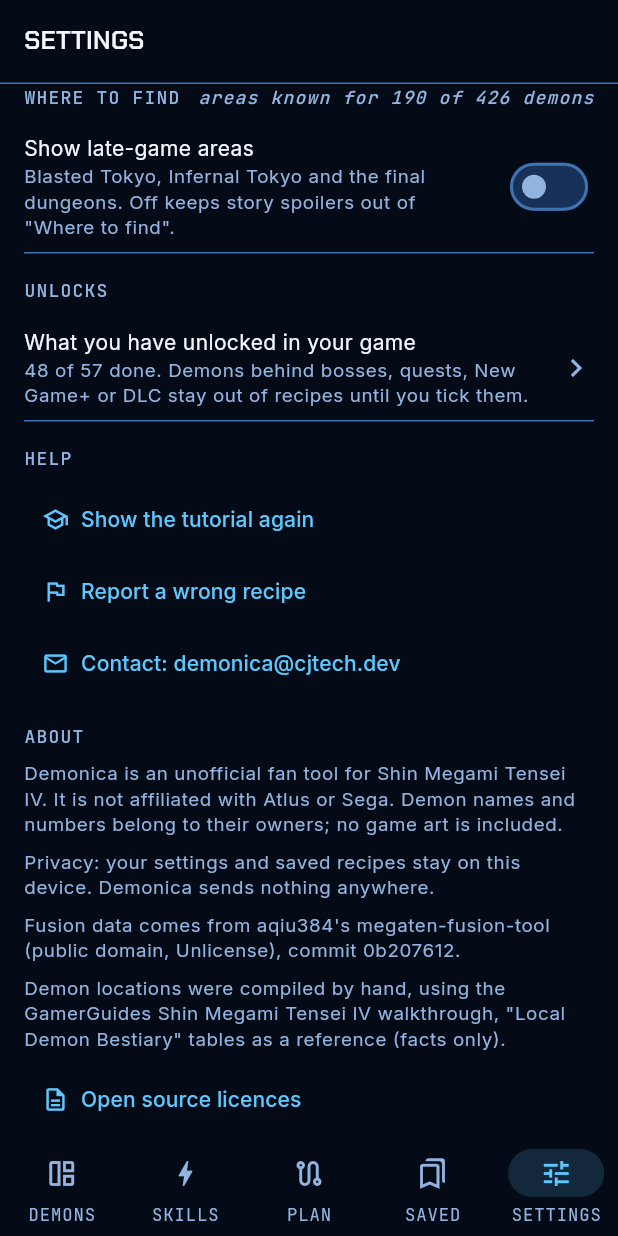
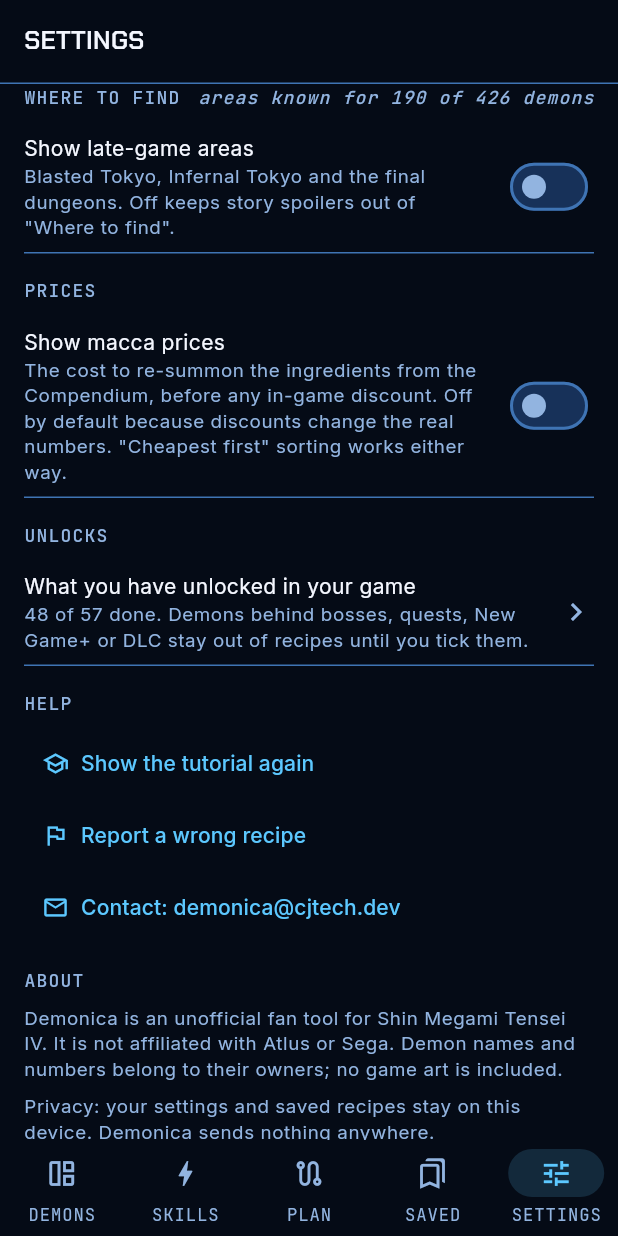
Before and after one commit to ctorres345/Demonica, a Flutter app: the SettingsScreen screen opened by its route, scrolled down 576 dp, on a phone screen of 412 x 824 dp. Run offline on Flutter 3.47's test engine with Material 3 defaults, Android fonts, the phone set to English and light mode, and no system bars; our stand-ins replace file_picker, flutter_riverpod, go_router, shared_preferences; accounts and stored records are empty.

Commit message:
DEM-22: Hide macca prices unless "Show macca prices" is on
In-game discounts change the real cost, so the ¥ numbers are off by
default. The new switch in Settings > Prices shows them again (recipe
rows, demon page, Used in, Plan options and steps, Saved). "Cheapest
first" sorting is unchanged, because discounts keep the order.

Co-Authored-By: Claude Fable 5.1 <noreply@anthropic.com>
Claude-Session: https://claude.ai/code/session_01GFC3SijDRwY2wRTigF1j66

```diff
--- a/lib/features/recipes/recipe_row.dart
+++ b/lib/features/recipes/recipe_row.dart
@@ -110,7 +110,7 @@ class RecipeRow extends ConsumerWidget {
             Expanded(child: Text.rich(TextSpan(children: spans))),
             const SizedBox(width: 8),
             if (kindTag != null) ...[kindTag, const SizedBox(width: 8)],
-            Text(macca(cost), style: context.tt.labelMedium),
+            if (ref.watch(showPricesProvider)) Text(macca(cost), style: context.tt.labelMedium),
             ?trailing,
           ],
         ),
--- a/lib/features/recipes/recipe_tree_screen.dart
+++ b/lib/features/recipes/recipe_tree_screen.dart
@@ -99,8 +99,7 @@ class RecipeTreeScreen extends ConsumerWidget {
                 Text(
                   'Tap a recipe to expand its ingredients. Tap an ingredient to expand its own recipes. '
                   'Only one recipe per demon stays open, so what you see is one fusion path: '
-                  'save it with the bookmark button at the top. '
-                  'Costs are the macca to re-summon both ingredients from the Compendium.',
+                  'save it with the bookmark button at the top.',
                   style: context.tt.bodySmall,
                 ),
               ],
@@ -126,7 +125,7 @@ class RecipeTreeScreen extends ConsumerWidget {
     ref.read(savedProvider.notifier).add(entry);
     final what = steps.length == 1
         ? 'Saved this recipe for ${demon.name}'
-        : 'Saved a ${steps.length}-step plan for ${demon.name} · ${macca(entry.macca)}';
+        : 'Saved a ${steps.length}-step plan for ${demon.name}';
     messenger.showSnackBar(
       SnackBar(
         content: Text(what),
--- a/lib/features/saved/saved_screen.dart
+++ b/lib/features/saved/saved_screen.dart
@@ -259,7 +259,7 @@ class _SavedCard extends ConsumerWidget {
                             color: entry.done ? dc.textMuted : null,
                           ),
                         ),
-                        if (entry.type != SavedType.demon)
+                        if (entry.type != SavedType.demon && ref.watch(showPricesProvider))
                           Text(
                             entry.type == SavedType.path
                                 ? 'Total ${macca(entry.macca)} to buy'
@@ -375,7 +375,7 @@ class _SavedCard extends ConsumerWidget {
 }
 
 /// "2. Nyx × Succubus → Lilith" with its own tick box.
-class _StepLine extends StatelessWidget {
+class _StepLine extends ConsumerWidget {
   const _StepLine({
     required this.index,
     required this.step,
@@ -411,7 +411,7 @@ class _StepLine extends StatelessWidget {
   }
 
   @override
-  Widget build(BuildContext context) {
+  Widget build(BuildContext context, WidgetRef ref) {
     final dc = context.dc;
     return InkWell(
       onTap: () => onChanged(!step.done),
@@ -446,7 +446,7 @@ class _StepLine extends StatelessWidget {
                 ),
               ),
             ),
-            if (step.macca > 0)
+            if (step.macca > 0 && ref.watch(showPricesProvider))
               Padding(
                 padding: const EdgeInsets.only(left: Space.x2),
                 child: Text(macca(step.macca), style: context.tt.labelSmall),
--- a/lib/features/settings/settings_screen.dart
+++ b/lib/features/settings/settings_screen.dart
@@ -61,6 +61,20 @@ class SettingsScreen extends ConsumerWidget {
             ),
             value: settings.showSpoilers,
             onChanged: notifier.setShowSpoilers,
+          ),
+          const SectionHeader('Prices'),
+          SwitchListTile(
+            dense: true,
+            contentPadding: EdgeInsets.zero,
+            title: Text('Show macca prices', style: context.tt.bodyMedium),
+            subtitle: Text(
+              'The cost to re-summon the ingredients from the Compendium, before any in-game '
+              'discount. Off by default because discounts change the real numbers. '
+              '"Cheapest first" sorting works either way.',
+              style: context.tt.bodySmall,
+            ),
+            value: settings.showPrices,
+            onChanged: notifier.setShowPrices,
           ),
           const SectionHeader('Unlocks'),
           ListTile(
```
Also changed, not shown: lib/app/providers.dart (+19 -0 lines), lib/features/compendium/demon_detail_screen.dart (+14 -5 lines), lib/features/planner/planner_screen.dart (+13 -5 lines), 4 other files.
